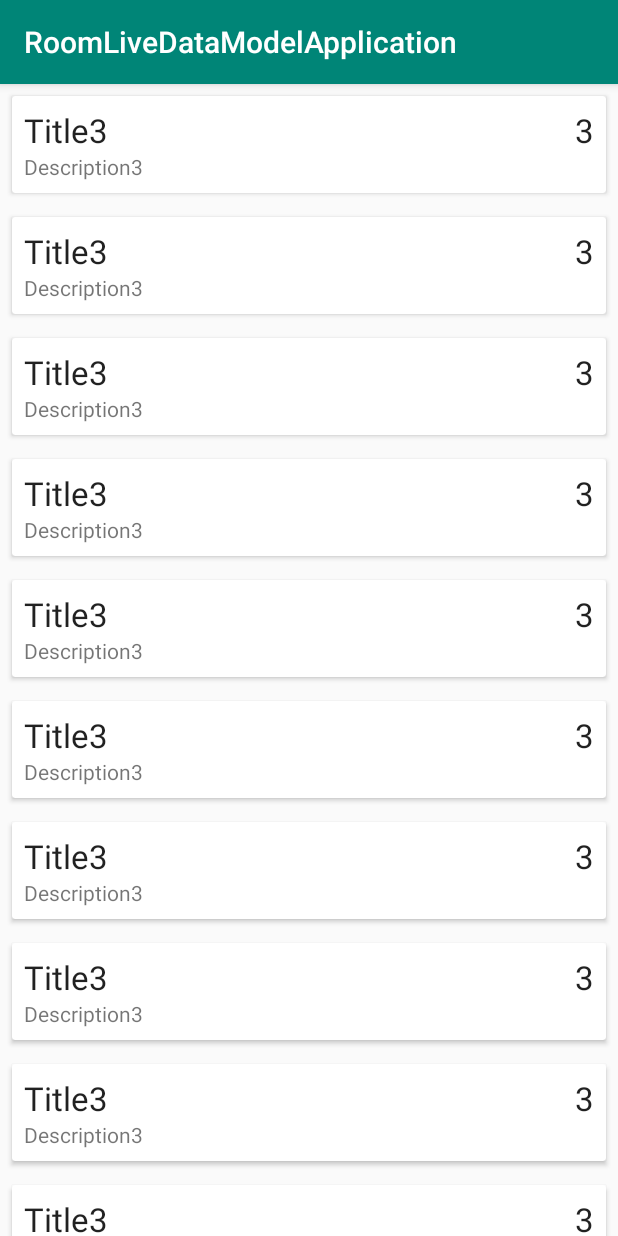
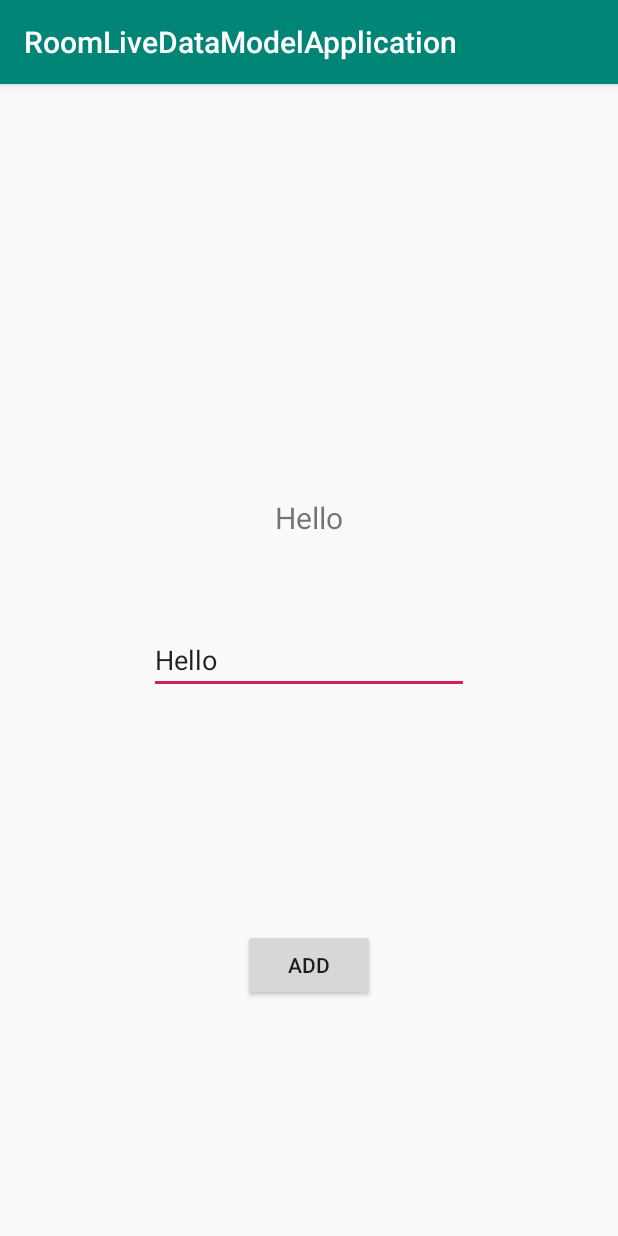
Before and after one commit to NamITHN/AndroidJetpack, an Android app: the screen it shows after launch (MainActivity before the commit, DataBindingActivity after it), on a phone screen of 412 x 824 dp. Run offline under Robolectric (Android 15) with nearby library versions, the phone set to English and light mode, and no system bars; our stand-ins replace Room's generated code, data binding.

Commit message:
add dataBinding

```diff
--- a/app/build.gradle
+++ b/app/build.gradle
@@ -16,6 +16,9 @@ android {
             minifyEnabled false
             proguardFiles getDefaultProguardFile('proguard-android-optimize.txt'), 'proguard-rules.pro'
         }
+    }
+    dataBinding {
+        enabled = true
     }
 }
 
@@ -37,7 +40,7 @@ dependencies {
     // ViewModel and LiveData
     implementation "androidx.lifecycle:lifecycle-extensions:$lifecycle_version"
 // Room
-    def room_version = "2.2.1"
+    def room_version = '2.2.2'
 
     implementation "androidx.room:room-runtime:$room_version"
     annotationProcessor "androidx.room:room-compiler:$room_version"
--- a/app/src/main/AndroidManifest.xml
+++ b/app/src/main/AndroidManifest.xml
@@ -9,6 +9,7 @@
         android:roundIcon="@mipmap/ic_launcher_round"
         android:supportsRtl="true"
         android:theme="@style/AppTheme">
+        <activity android:name=".DataBindingActivity"></activity>
         <activity android:name=".MainActivity">
             <intent-filter>
                 <action android:name="android.intent.action.MAIN" />
--- /dev/null
+++ b/app/src/main/java/com/namnt/roomlivedatamodelapplication/ClickHandler.java
@@ -0,0 +1,17 @@
+package com.namnt.roomlivedatamodelapplication;
+
+import android.content.Context;
+import android.view.View;
+import android.widget.Toast;
+
+public class ClickHandler {
+    private Context context;
+
+    ClickHandler(Context context) {
+        this.context = context;
+    }
+
+    public void onClickHandler(View view){
+        Toast.makeText(context, "Click", Toast.LENGTH_SHORT).show();
+    }
+}
--- /dev/null
+++ b/app/src/main/java/com/namnt/roomlivedatamodelapplication/DataBindingActivity.java
@@ -0,0 +1,24 @@
+package com.namnt.roomlivedatamodelapplication;
+
+import androidx.appcompat.app.AppCompatActivity;
+import androidx.databinding.DataBindingUtil;
+
+import android.os.Bundle;
+
+import com.namnt.roomlivedatamodelapplication.databinding.ActivityDataBindingBinding;
+
+public class DataBindingActivity extends AppCompatActivity {
+
+    ActivityDataBindingBinding activityDataBindingBinding;
+    ClickHandler handler;
+    @Override
+    protected void onCreate(Bundle savedInstanceState) {
+        super.onCreate(savedInstanceState);
+        setContentView(R.layout.activity_data_binding);
+        activityDataBindingBinding=DataBindingUtil.setContentView(this,R.layout.activity_data_binding);
+        activityDataBindingBinding.setNote(new Note("Hello","HELLOLOLO",1));
+        handler=new ClickHandler(this);
+        activityDataBindingBinding.setClick(handler);
+
+    }
+}
--- a/app/src/main/java/com/namnt/roomlivedatamodelapplication/MainActivity.java
+++ b/app/src/main/java/com/namnt/roomlivedatamodelapplication/MainActivity.java
@@ -8,6 +8,7 @@ import androidx.recyclerview.widget.ItemTouchHelper;
 import androidx.recyclerview.widget.LinearLayoutManager;
 import androidx.recyclerview.widget.RecyclerView;
 
+import android.content.Intent;
 import android.os.Bundle;
 import android.widget.Toast;
 
@@ -20,6 +21,8 @@ public class MainActivity extends AppCompatActivity {
     protected void onCreate(Bundle savedInstanceState) {
         super.onCreate(savedInstanceState);
         setContentView(R.layout.activity_main);
+
+        startActivity(new Intent(this,DataBindingActivity.class));
         rcList=this.findViewById(R.id.rc_list);
         rcList.setHasFixedSize(true);
         rcList.setLayoutManager(new LinearLayoutManager(this));
--- a/app/src/main/java/com/namnt/roomlivedatamodelapplication/Note.java
+++ b/app/src/main/java/com/namnt/roomlivedatamodelapplication/Note.java
@@ -1,10 +1,15 @@
 package com.namnt.roomlivedatamodelapplication;
 
+import androidx.databinding.BaseObservable;
+import androidx.databinding.Bindable;
+import androidx.databinding.library.baseAdapters.BR;
 import androidx.room.Entity;
 import androidx.room.PrimaryKey;
 
+
+
 @Entity(tableName = "note_table")
-public class Note {
+public class Note extends BaseObservable {
     @PrimaryKey(autoGenerate = true)
     private int id;
     private String title;
@@ -25,12 +30,14 @@ public class Note {
         this.id = id;
     }
 
+    @Bindable
     public String getTitle() {
         return title;
     }
 
     public void setTitle(String title) {
         this.title = title;
+        notifyPropertyChanged(BR.title);
     }
 
     public String getDescription() {
--- /dev/null
+++ b/app/src/main/res/layout/activity_data_binding.xml
@@ -0,0 +1,57 @@
+<?xml version="1.0" encoding="utf-8"?>
+<layout xmlns:android="http://schemas.android.com/apk/res/android"
+    xmlns:app="http://schemas.android.com/apk/res-auto"
+    xmlns:tools="http://schemas.android.com/tools">
+
+    <data>
+
+        <variable
+            name="note"
+            type="com.namnt.roomlivedatamodelapplication.Note" />
+
+        <variable
+            name="click"
+            type="com.namnt.roomlivedatamodelapplication.ClickHandler" />
+    </data>
+
+    <androidx.constraintlayout.widget.ConstraintLayout
+        android:layout_width="match_parent"
+        android:layout_height="match_parent"
+        tools:context=".DataBindingActivity">
+
+        <TextView
+            android:id="@+id/textView4"
+            android:layout_width="wrap_content"
+            android:layout_height="wrap_content"
+            android:text="@{note.title}"
+            android:textSize="20sp"
+            app:layout_constraintBottom_toTopOf="@+id/editText2"
+            app:layout_constraintEnd_toEndOf="parent"
+            app:layout_constraintStart_toStartOf="parent"
+            app:layout_constraintTop_toTopOf="parent"
+            app:layout_constraintVertical_bias="0.824" />
+
+        <EditText
+            android:id="@+id/editText2"
+            android:layout_width="wrap_content"
+            android:layout_height="wrap_content"
+            android:ems="10"
+            android:inputType="textPersonName"
+            android:text="@={note.title}"
+            app:layout_constraintBottom_toBottomOf="parent"
+            app:layout_constraintEnd_toEndOf="parent"
+            app:layout_constraintStart_toStartOf="parent"
+            app:layout_constraintTop_toTopOf="parent" />
+
+        <Button
+            android:id="@+id/button"
+            android:layout_width="wrap_content"
+            android:layout_height="wrap_content"
+            android:onClick="@{click::onClickHandler}"
+            android:text="add"
+            app:layout_constraintBottom_toBottomOf="parent"
+            app:layout_constraintEnd_toEndOf="parent"
+            app:layout_constraintStart_toStartOf="parent"
+            app:layout_constraintTop_toBottomOf="@+id/editText2" />
+    </androidx.constraintlayout.widget.ConstraintLayout>
+</layout>
```
